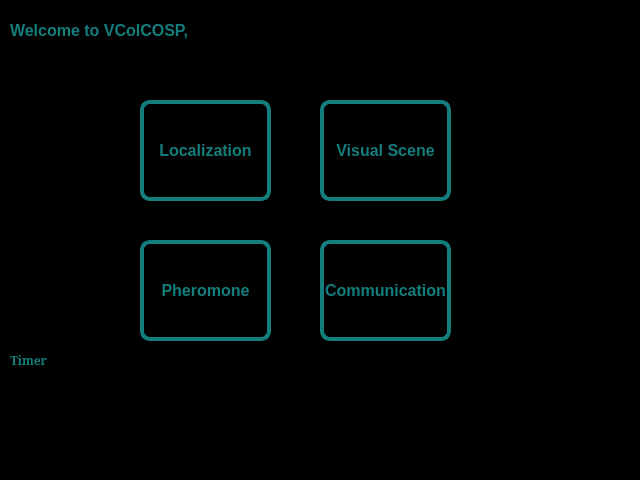
This is viewers/main_menu.ui in XuelongSun/VColCOSP_GUI as Qt 5 draws it before an edit. The edited form follows.
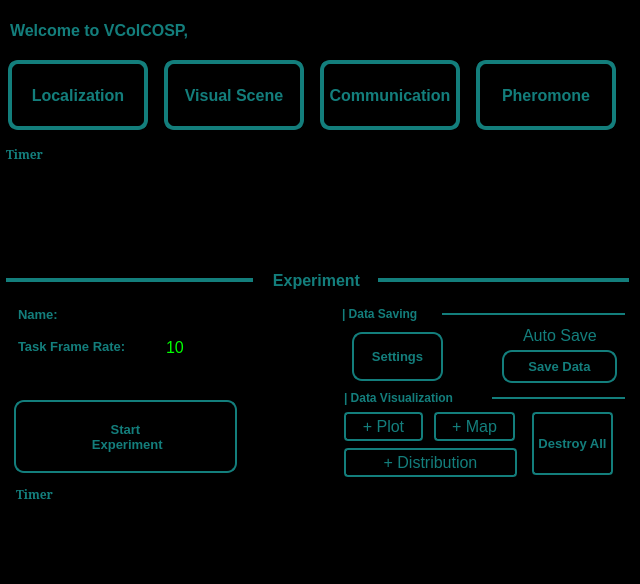
This is the edited form. Icons and pictures are not drawn.

What changed in the file:
```diff
--- a/viewers/main_menu.ui
+++ b/viewers/main_menu.ui
@@ -7,7 +7,7 @@
     <x>0</x>
     <y>0</y>
     <width>640</width>
-    <height>480</height>
+    <height>584</height>
    </rect>
   </property>
   <property name="font">
@@ -26,10 +26,10 @@
   <widget class="QPushButton" name="pb_loc">
    <property name="geometry">
     <rect>
-     <x>140</x>
-     <y>100</y>
-     <width>131</width>
-     <height>101</height>
+     <x>8</x>
+     <y>60</y>
+     <width>140</width>
+     <height>70</height>
     </rect>
    </property>
    <property name="font">
@@ -59,10 +59,10 @@
   <widget class="QPushButton" name="pb_phero">
    <property name="geometry">
     <rect>
-     <x>140</x>
-     <y>240</y>
-     <width>131</width>
-     <height>101</height>
+     <x>476</x>
+     <y>60</y>
+     <width>140</width>
+     <height>70</height>
     </rect>
    </property>
    <property name="font">
@@ -93,9 +93,9 @@
    <property name="geometry">
     <rect>
      <x>320</x>
-     <y>240</y>
-     <width>131</width>
-     <height>101</height>
+     <y>60</y>
+     <width>140</width>
+     <height>70</height>
     </rect>
    </property>
    <property name="font">
@@ -117,10 +117,10 @@
   <widget class="QPushButton" name="pb_vscene">
    <property name="geometry">
     <rect>
-     <x>320</x>
-     <y>100</y>
-     <width>131</width>
-     <height>101</height>
+     <x>164</x>
+     <y>60</y>
+     <width>140</width>
+     <height>70</height>
     </rect>
    </property>
    <property name="font">
@@ -150,8 +150,8 @@
   <widget class="QTextEdit" name="text_edit_sys_info">
    <property name="geometry">
     <rect>
-     <x>10</x>
-     <y>380</y>
+     <x>6</x>
+     <y>174</y>
      <width>621</width>
      <height>81</height>
     </rect>
@@ -163,8 +163,8 @@
   <widget class="QLabel" name="et_time">
    <property name="geometry">
     <rect>
-     <x>10</x>
-     <y>350</y>
+     <x>6</x>
+     <y>144</y>
      <width>621</width>
      <height>21</height>
     </rect>
@@ -216,6 +216,549 @@
     <string>Welcome to VColCOSP, </string>
    </property>
   </widget>
+  <widget class="QLabel" name="label_11">
+   <property name="geometry">
+    <rect>
+     <x>254</x>
+     <y>268</y>
+     <width>125</width>
+     <height>25</height>
+    </rect>
+   </property>
+   <property name="font">
+    <font>
+     <family>Arial</family>
+     <pointsize>12</pointsize>
+     <weight>75</weight>
+     <bold>true</bold>
+    </font>
+   </property>
+   <property name="text">
+    <string>Experiment</string>
+   </property>
+   <property name="alignment">
+    <set>Qt::AlignCenter</set>
+   </property>
+  </widget>
+  <widget class="Line" name="line_13">
+   <property name="geometry">
+    <rect>
+     <x>378</x>
+     <y>268</y>
+     <width>251</width>
+     <height>25</height>
+    </rect>
+   </property>
+   <property name="styleSheet">
+    <string notr="true">color: rgb(19, 126, 124);</string>
+   </property>
+   <property name="frameShadow">
+    <enum>QFrame::Plain</enum>
+   </property>
+   <property name="lineWidth">
+    <number>4</number>
+   </property>
+   <property name="orientation">
+    <enum>Qt::Horizontal</enum>
+   </property>
+  </widget>
+  <widget class="Line" name="line_14">
+   <property name="geometry">
+    <rect>
+     <x>6</x>
+     <y>268</y>
+     <width>247</width>
+     <height>25</height>
+    </rect>
+   </property>
+   <property name="styleSheet">
+    <string notr="true">color: rgb(19, 126, 124);</string>
+   </property>
+   <property name="frameShadow">
+    <enum>QFrame::Plain</enum>
+   </property>
+   <property name="lineWidth">
+    <number>4</number>
+   </property>
+   <property name="orientation">
+    <enum>Qt::Horizontal</enum>
+   </property>
+  </widget>
+  <widget class="QPushButton" name="pb_start_exp">
+   <property name="geometry">
+    <rect>
+     <x>14</x>
+     <y>400</y>
+     <width>223</width>
+     <height>73</height>
+    </rect>
+   </property>
+   <property name="font">
+    <font>
+     <family>Arial</family>
+     <pointsize>10</pointsize>
+     <weight>75</weight>
+     <bold>true</bold>
+    </font>
+   </property>
+   <property name="cursor">
+    <cursorShape>PointingHandCursor</cursorShape>
+   </property>
+   <property name="styleSheet">
+    <string notr="true">QPushButton::disabled {
+    border: 2px solid rgb(149, 149, 149);
+	color:rgb(149, 149, 149);
+	border-radius:10px;
+}
+QPushButton{
+border: 2px solid rgb(19, 126, 124);
+border-radius:10px;
+}
+</string>
+   </property>
+   <property name="text">
+    <string>Start 
+ Experiment</string>
+   </property>
+  </widget>
+  <widget class="QLabel" name="label_54">
+   <property name="geometry">
+    <rect>
+     <x>18</x>
+     <y>304</y>
+     <width>67</width>
+     <height>20</height>
+    </rect>
+   </property>
+   <property name="font">
+    <font>
+     <pointsize>10</pointsize>
+     <weight>75</weight>
+     <bold>true</bold>
+    </font>
+   </property>
+   <property name="text">
+    <string>Name:</string>
+   </property>
+  </widget>
+  <widget class="QLineEdit" name="lineEdit">
+   <property name="geometry">
+    <rect>
+     <x>84</x>
+     <y>304</y>
+     <width>151</width>
+     <height>20</height>
+    </rect>
+   </property>
+  </widget>
+  <widget class="QLabel" name="label_55">
+   <property name="geometry">
+    <rect>
+     <x>18</x>
+     <y>335</y>
+     <width>147</width>
+     <height>23</height>
+    </rect>
+   </property>
+   <property name="font">
+    <font>
+     <pointsize>10</pointsize>
+     <weight>75</weight>
+     <bold>true</bold>
+    </font>
+   </property>
+   <property name="text">
+    <string>Task Frame Rate:</string>
+   </property>
+  </widget>
+  <widget class="QPushButton" name="pb_save_data_setting">
+   <property name="geometry">
+    <rect>
+     <x>352</x>
+     <y>332</y>
+     <width>91</width>
+     <height>49</height>
+    </rect>
+   </property>
+   <property name="font">
+    <font>
+     <family>Arial</family>
+     <pointsize>10</pointsize>
+     <weight>75</weight>
+     <bold>true</bold>
+    </font>
+   </property>
+   <property name="cursor">
+    <cursorShape>PointingHandCursor</cursorShape>
+   </property>
+   <property name="styleSheet">
+    <string notr="true">QPushButton::disabled {
+    border: 2px solid rgb(149, 149, 149);
+	color:rgb(149, 149, 149);
+	border-radius:10px;
+}
+QPushButton{
+border: 2px solid rgb(19, 126, 124);
+border-radius:10px;
+}
+</string>
+   </property>
+   <property name="text">
+    <string>Settings</string>
+   </property>
+  </widget>
+  <widget class="QPushButton" name="pb_save_data">
+   <property name="geometry">
+    <rect>
+     <x>502</x>
+     <y>350</y>
+     <width>115</width>
+     <height>33</height>
+    </rect>
+   </property>
+   <property name="font">
+    <font>
+     <family>Arial</family>
+     <pointsize>10</pointsize>
+     <weight>75</weight>
+     <bold>true</bold>
+    </font>
+   </property>
+   <property name="cursor">
+    <cursorShape>PointingHandCursor</cursorShape>
+   </property>
+   <property name="styleSheet">
+    <string notr="true">QPushButton::disabled {
+    border: 2px solid rgb(149, 149, 149);
+	color:rgb(149, 149, 149);
+	border-radius:10px;
+}
+QPushButton{
+border: 2px solid rgb(19, 126, 124);
+border-radius:10px;
+}
+</string>
+   </property>
+   <property name="text">
+    <string>Save Data</string>
+   </property>
+  </widget>
+  <widget class="QTextEdit" name="text_edit_sys_info_2">
+   <property name="geometry">
+    <rect>
+     <x>14</x>
+     <y>506</y>
+     <width>611</width>
+     <height>67</height>
+    </rect>
+   </property>
+   <property name="readOnly">
+    <bool>true</bool>
+   </property>
+  </widget>
+  <widget class="QLabel" name="et_time_2">
+   <property name="geometry">
+    <rect>
+     <x>16</x>
+     <y>484</y>
+     <width>607</width>
+     <height>21</height>
+    </rect>
+   </property>
+   <property name="font">
+    <font>
+     <family>SimSun</family>
+     <pointsize>9</pointsize>
+     <weight>75</weight>
+     <bold>true</bold>
+    </font>
+   </property>
+   <property name="styleSheet">
+    <string notr="true">color: rgb(19, 126, 124);
+border-top-color: rgb(0, 0, 0);</string>
+   </property>
+   <property name="frameShape">
+    <enum>QFrame::NoFrame</enum>
+   </property>
+   <property name="text">
+    <string>Timer</string>
+   </property>
+  </widget>
+  <widget class="QPushButton" name="pb_add_map">
+   <property name="geometry">
+    <rect>
+     <x>434</x>
+     <y>412</y>
+     <width>81</width>
+     <height>29</height>
+    </rect>
+   </property>
+   <property name="cursor">
+    <cursorShape>PointingHandCursor</cursorShape>
+   </property>
+   <property name="styleSheet">
+    <string notr="true">QPushButton::disabled {
+    border: 2px solid rgb(149, 149, 149);
+	color:rgb(149, 149, 149);
+	border-radius:4px;
+}
+QPushButton{
+border: 2px solid rgb(19, 126, 124);
+border-radius:4px;
+}
+</string>
+   </property>
+   <property name="text">
+    <string>+ Map</string>
+   </property>
+   <property name="icon">
+    <iconset resource="../resources.qrc">
+     <normaloff>:/resource/resources/map.png</normaloff>:/resource/resources/map.png</iconset>
+   </property>
+   <property name="iconSize">
+    <size>
+     <width>20</width>
+     <height>20</height>
+    </size>
+   </property>
+  </widget>
+  <widget class="QPushButton" name="pb_add_distribution">
+   <property name="geometry">
+    <rect>
+     <x>344</x>
+     <y>448</y>
+     <width>173</width>
+     <height>29</height>
+    </rect>
+   </property>
+   <property name="cursor">
+    <cursorShape>PointingHandCursor</cursorShape>
+   </property>
+   <property name="styleSheet">
+    <string notr="true">QPushButton::disabled {
+    border: 2px solid rgb(149, 149, 149);
+	color:rgb(149, 149, 149);
+	border-radius:4px;
+}
+QPushButton{
+border: 2px solid rgb(19, 126, 124);
+border-radius:4px;
+}
+</string>
+   </property>
+   <property name="text">
+    <string>+ Distribution</string>
+   </property>
+   <property name="icon">
+    <iconset resource="../resources.qrc">
+     <normaloff>:/resource/resources/distribution.png</normaloff>:/resource/resources/distribution.png</iconset>
+   </property>
+   <property name="iconSize">
+    <size>
+     <width>20</width>
+     <height>20</height>
+    </size>
+   </property>
+  </widget>
+  <widget class="QPushButton" name="pb_destroy_figure">
+   <property name="geometry">
+    <rect>
+     <x>532</x>
+     <y>412</y>
+     <width>81</width>
+     <height>63</height>
+    </rect>
+   </property>
+   <property name="font">
+    <font>
+     <family>Arial</family>
+     <pointsize>10</pointsize>
+     <weight>75</weight>
+     <bold>true</bold>
+    </font>
+   </property>
+   <property name="cursor">
+    <cursorShape>PointingHandCursor</cursorShape>
+   </property>
+   <property name="styleSheet">
+    <string notr="true">QPushButton::disabled {
+    border: 2px solid rgb(149, 149, 149);
+	color:rgb(149, 149, 149);
+	border-radius:4px;
+}
+QPushButton{
+border: 2px solid rgb(19, 126, 124);
+border-radius:4px;
+}
+</string>
+   </property>
+   <property name="text">
+    <string>Destroy All</string>
+   </property>
+  </widget>
+  <widget class="QPushButton" name="pb_add_plot">
+   <property name="geometry">
+    <rect>
+     <x>344</x>
+     <y>412</y>
+     <width>79</width>
+     <height>29</height>
+    </rect>
+   </property>
+   <property name="cursor">
+    <cursorShape>PointingHandCursor</cursorShape>
+   </property>
+   <property name="styleSheet">
+    <string notr="true">QPushButton::disabled {
+    border: 2px solid rgb(149, 149, 149);
+	color:rgb(149, 149, 149);
+	border-radius:4px;
+}
+QPushButton{
+border: 2px solid rgb(19, 126, 124);
+border-radius:4px;
+}
+</string>
+   </property>
+   <property name="text">
+    <string>+ Plot</string>
+   </property>
+   <property name="icon">
+    <iconset resource="../resources.qrc">
+     <normaloff>:/resource/resources/plot.png</normaloff>:/resource/resources/plot.png</iconset>
+   </property>
+   <property name="iconSize">
+    <size>
+     <width>20</width>
+     <height>20</height>
+    </size>
+   </property>
+  </widget>
+  <widget class="Line" name="line_11">
+   <property name="geometry">
+    <rect>
+     <x>492</x>
+     <y>390</y>
+     <width>133</width>
+     <height>16</height>
+    </rect>
+   </property>
+   <property name="styleSheet">
+    <string notr="true">color: rgb(19, 126, 124);</string>
+   </property>
+   <property name="frameShadow">
+    <enum>QFrame::Plain</enum>
+   </property>
+   <property name="lineWidth">
+    <number>2</number>
+   </property>
+   <property name="orientation">
+    <enum>Qt::Horizontal</enum>
+   </property>
+  </widget>
+  <widget class="QLabel" name="label_27">
+   <property name="geometry">
+    <rect>
+     <x>344</x>
+     <y>390</y>
+     <width>141</width>
+     <height>16</height>
+    </rect>
+   </property>
+   <property name="font">
+    <font>
+     <weight>75</weight>
+     <bold>true</bold>
+    </font>
+   </property>
+   <property name="text">
+    <string>| Data Visualization</string>
+   </property>
+  </widget>
+  <widget class="QLabel" name="label_28">
+   <property name="geometry">
+    <rect>
+     <x>342</x>
+     <y>306</y>
+     <width>141</width>
+     <height>16</height>
+    </rect>
+   </property>
+   <property name="font">
+    <font>
+     <weight>75</weight>
+     <bold>true</bold>
+    </font>
+   </property>
+   <property name="text">
+    <string>| Data Saving</string>
+   </property>
+  </widget>
+  <widget class="Line" name="line_12">
+   <property name="geometry">
+    <rect>
+     <x>442</x>
+     <y>306</y>
+     <width>183</width>
+     <height>16</height>
+    </rect>
+   </property>
+   <property name="styleSheet">
+    <string notr="true">color: rgb(19, 126, 124);</string>
+   </property>
+   <property name="frameShadow">
+    <enum>QFrame::Plain</enum>
+   </property>
+   <property name="lineWidth">
+    <number>2</number>
+   </property>
+   <property name="orientation">
+    <enum>Qt::Horizontal</enum>
+   </property>
+  </widget>
+  <widget class="QSpinBox" name="sp_motion_speed">
+   <property name="geometry">
+    <rect>
+     <x>164</x>
+     <y>336</y>
+     <width>69</width>
+     <height>22</height>
+    </rect>
+   </property>
+   <property name="styleSheet">
+    <string notr="true">border: 2px soild rgb(19, 126, 124);
+color: rgb(0,255, 0);
+</string>
+   </property>
+   <property name="minimum">
+    <number>1</number>
+   </property>
+   <property name="maximum">
+    <number>100</number>
+   </property>
+   <property name="singleStep">
+    <number>1</number>
+   </property>
+   <property name="value">
+    <number>10</number>
+   </property>
+   <property name="displayIntegerBase">
+    <number>10</number>
+   </property>
+  </widget>
+  <widget class="QCheckBox" name="cb_auto_save">
+   <property name="geometry">
+    <rect>
+     <x>504</x>
+     <y>326</y>
+     <width>109</width>
+     <height>19</height>
+    </rect>
+   </property>
+   <property name="text">
+    <string>Auto Save</string>
+   </property>
+  </widget>
  </widget>
  <resources/>
  <connections/>
```
Left out of the diff: 4 changed lines with no effect on the pictures.
